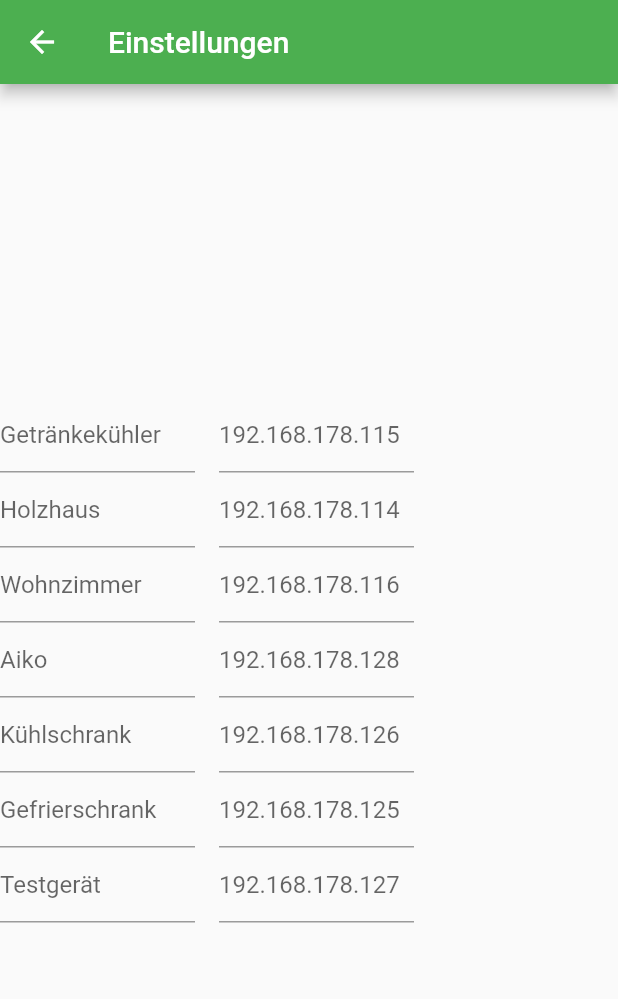
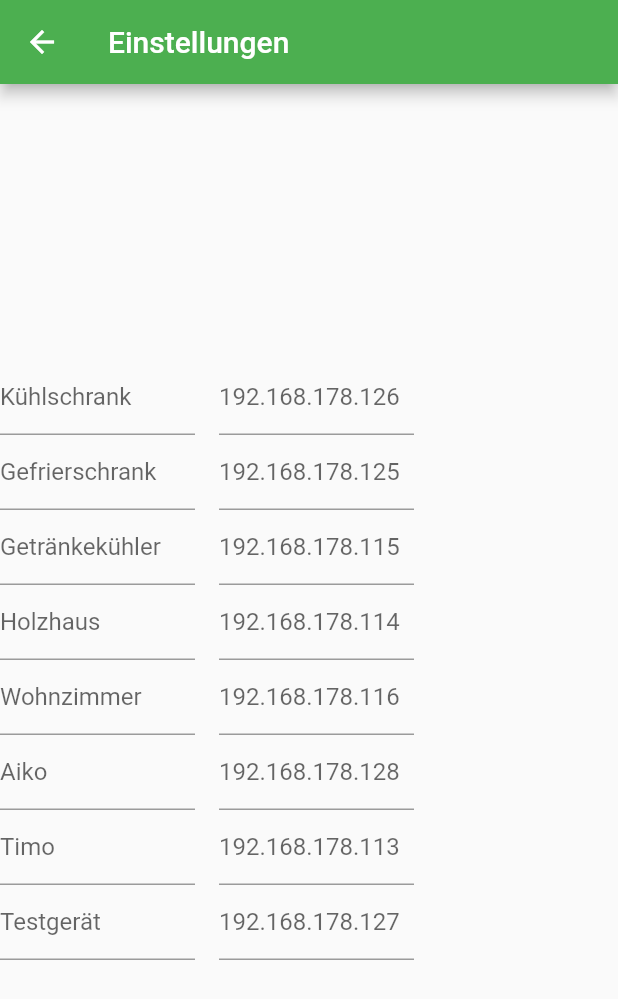
Before and after one commit to aiko929/PowerDashboard, a Flutter app: the screen it shows after launch, after a tap on the "settings" icon, on a phone screen of 412 x 824 dp. Shown: the top 999 px of the screen. Run offline on Flutter 3.47's test engine with Material 2 defaults, Android fonts, the phone set to English and light mode, and no system bars; our stand-ins replace fl_chart, hive, hive_flutter; accounts and stored records are empty; network calls fail.

Commit message:
changed settings to new version

```diff
--- a/powerdashboard/lib/overview.dart
+++ b/powerdashboard/lib/overview.dart
@@ -1,9 +1,6 @@
 import 'package:flutter/material.dart';
 import 'package:fl_chart/fl_chart.dart';
-import 'package:tuple/tuple.dart';
 import 'package:http/http.dart' as http;
-import 'dart:math';
-import 'dart:convert';
 
 class OverView extends StatefulWidget {
   const OverView({Key? key}) : super(key: key);
@@ -21,8 +18,32 @@ class _OverViewState extends State<OverView> {
 
   @override
   Widget build(BuildContext context) {
-    return const Text("Überarbeitung");
-
+    return SizedBox(
+      width: 500,
+      height: 500,
+      child: PieChart(
+        PieChartData(
+          centerSpaceRadius: 0,
+          sections: [
+            PieChartSectionData(
+              value: 100,
+              radius: 150
+            ),
+            PieChartSectionData(
+              value: 100,
+              radius: 150
+            ),PieChartSectionData(
+              value: 100,
+              radius: 150
+            ),
+            PieChartSectionData(
+              value: 100,
+              radius: 150
+            ),
+          ]
+        )
+      ),
+    );
   }
 
 }
--- a/powerdashboard/lib/settings.dart
+++ b/powerdashboard/lib/settings.dart
@@ -27,25 +27,27 @@ class _SettingsPageState extends State<SettingsPage> {
       box.put("nameConfig",
         NameConfig(
           names: [
+            "Kühlschrank",
+            "Gefrierschrank",
             "Getränkekühler",
             "Holzhaus",
             "Wohnzimmer",
             "Aiko",
-            "Kühlschrank",
-            "Gefrierschrank",
+            "Timo",
             "Testgerät"
             ],
           ips: [
+            "192.168.178.126",
+            "192.168.178.125",
             "192.168.178.115",
             "192.168.178.114",
             "192.168.178.116",
             "192.168.178.128",
-            "192.168.178.126",
-            "192.168.178.125",
+            "192.168.178.113",
             "192.168.178.127"
             ],
-          zaehlerIP: "192.168.178.118",
-          pvIP: "192.168.178.113"
+          zaehlerIP: "192.168.178.132",
+          pvIP: "pv"
           )
       );
     }
```
Also changed, not shown: powerdashboard/lib/plugs.dart (+58 -22 lines).
